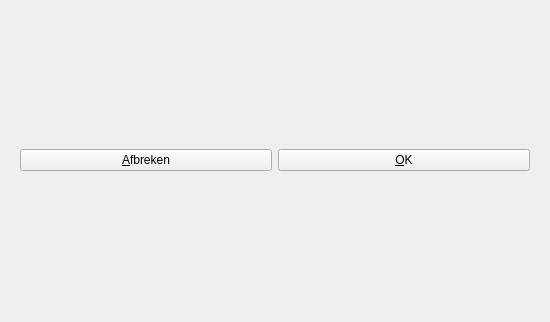
Qt form qtbrainweaverconceptmapdialog.ui (richelbilderbeek/BrainWeaver) before a commit; both pictures show x 0 to 550 and y 175 to 497 of the 550 by 497 pixel window.
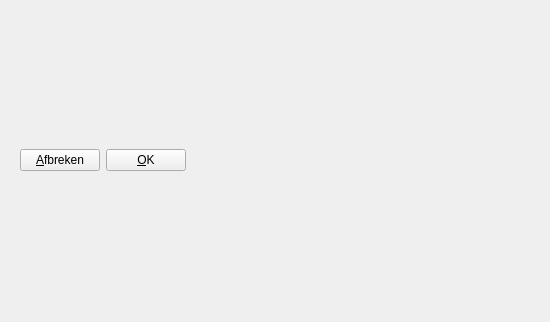
The same form after that commit. Icons and pictures are not drawn.

What changed in the file:
```diff
--- a/qtbrainweaverconceptmapdialog.ui
+++ b/qtbrainweaverconceptmapdialog.ui
@@ -73,6 +73,19 @@
         </property>
        </widget>
       </item>
+      <item>
+       <spacer name="horizontalSpacer">
+        <property name="orientation">
+         <enum>Qt::Horizontal</enum>
+        </property>
+        <property name="sizeHint" stdset="0">
+         <size>
+          <width>40</width>
+          <height>20</height>
+         </size>
+        </property>
+       </spacer>
+      </item>
      </layout>
     </widget>
    </item>
```
Left out of the diff: 6 changed lines with no effect on the pictures.
